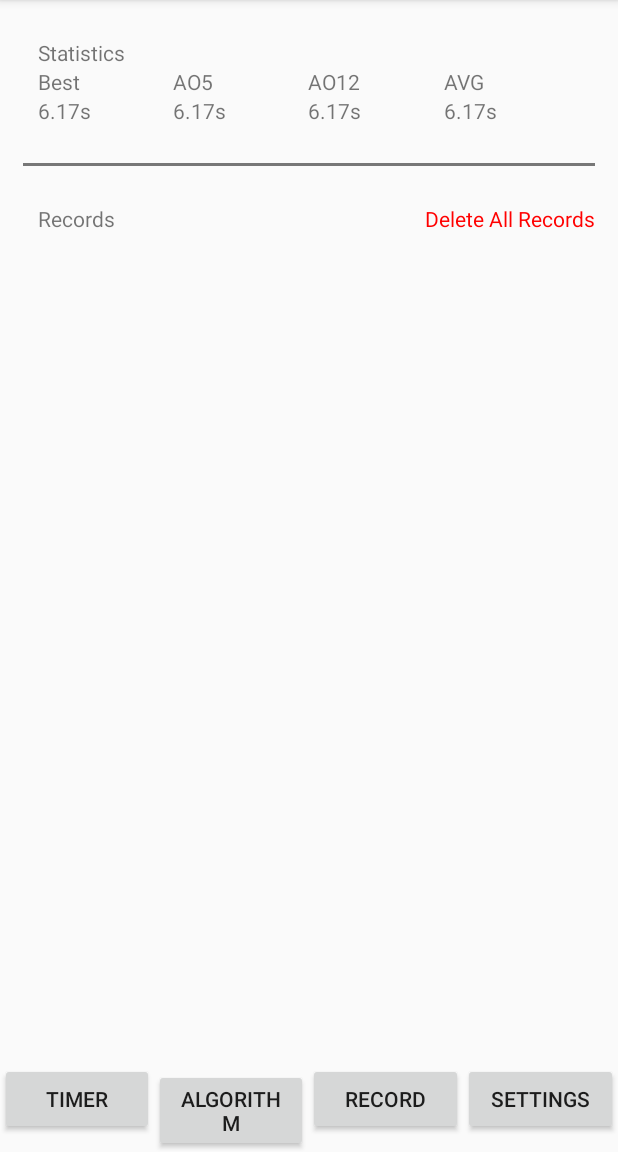
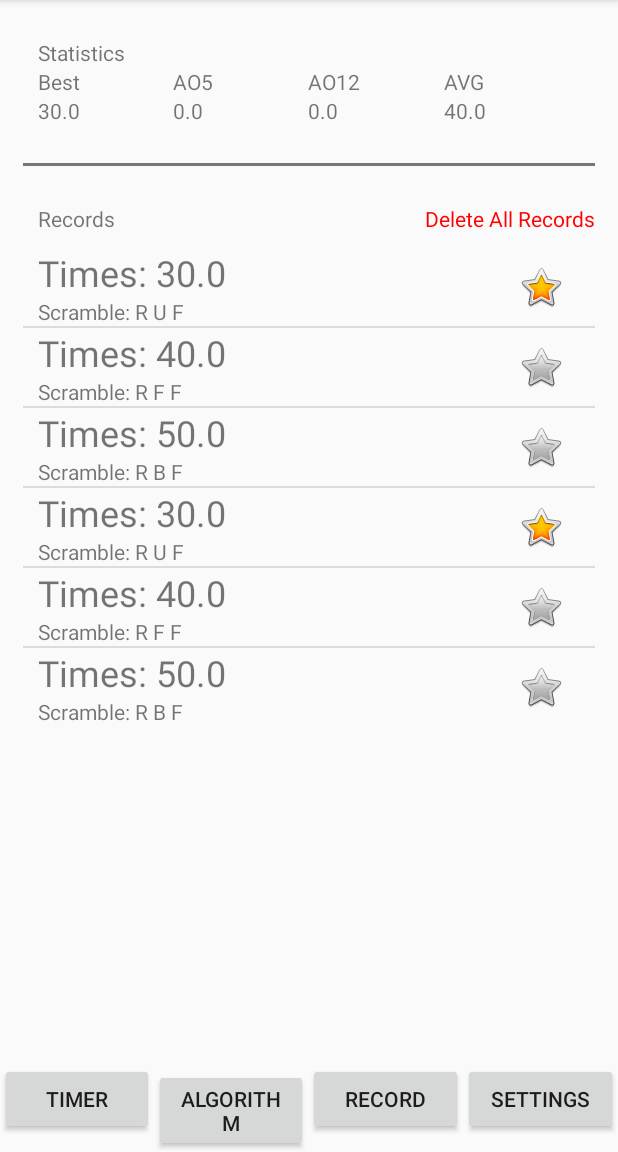
Before and after one commit to IT114118/ITP4210-RubiksCubeTimer-Client, an Android app: the RecordActivity screen opened directly, with no data from a screen before it, on a phone screen of 412 x 824 dp, the part 84-1236 px from its top. Run offline under Robolectric (Android 15) with nearby library versions, the phone set to English and light mode, and no system bars.

Commit message:
Added in RecordActivity.java - getPersonalBest - getAo5 (not working) - getAo12 (not working) - getAverage

```diff
--- a/app/src/main/java/com/example/project4210/RecordActivity.java
+++ b/app/src/main/java/com/example/project4210/RecordActivity.java
@@ -8,15 +8,21 @@ import android.os.Bundle;
 import android.view.View;
 import android.widget.ListView;
 import android.widget.TextView;
+import android.widget.Toast;
 
 import com.example.project4210.adapter.RecordAdapter;
 import com.example.project4210.handler.RecordHandler;
 import com.example.project4210.models.RecordModel;
 
+import java.util.List;
+
 public class RecordActivity extends AppCompatActivity {
 
     RecordHandler recordHandler;
+    List<RecordModel> records;
     ListView listView;
+
+    TextView tv_stats_best, tv_stats_ao5, tv_stats_ao12, tv_stats_average;
 
     @Override
     protected void onCreate(Bundle savedInstanceState) {
@@ -24,12 +30,29 @@ public class RecordActivity extends AppCompatActivity {
         setContentView(R.layout.activity_record);
 
         recordHandler = new RecordHandler(this);
-        //recordHandler.addRecord(new RecordModel(30.0f, "R U F", true));
-        //recordHandler.addRecord(new RecordModel(40.0f, "R F F", false));
-        //recordHandler.addRecord(new RecordModel(50.0f, "R B F", false));
+        records = recordHandler.getAllRecords();
+        recordHandler.addRecord(new RecordModel(30.0f, "R U F", true));
+        recordHandler.addRecord(new RecordModel(40.0f, "R F F", false));
+        recordHandler.addRecord(new RecordModel(50.0f, "R B F", false));
 
         listView = findViewById(R.id.listView_Records);
         listView.setAdapter(new RecordAdapter(this, recordHandler.getAllRecords()));
+
+        tv_stats_best = findViewById(R.id.tv_stats_best);
+        tv_stats_ao5 = findViewById(R.id.tv_stats_ao5);
+        tv_stats_ao12 = findViewById(R.id.tv_stats_ao12);
+        tv_stats_average = findViewById(R.id.tv_stats_average);
+
+        tv_stats_best.setText(String.valueOf(getPersonalBest()));
+        tv_stats_ao5.setText(String.valueOf(getAo5()));
+        tv_stats_ao12.setText(String.valueOf(getAo12()));
+        tv_stats_average.setText(String.valueOf(getAverage()));
+    }
+
+    @Override
+    protected void onStart() {
+        super.onStart();
+
     }
 
     public void textView_DeleteAllRecords_OnClick(View view) {
@@ -46,4 +69,72 @@ public class RecordActivity extends AppCompatActivity {
         alert.setNegativeButton("No", null);
         alert.create().show();
     }
+
+    public float getPersonalBest() {
+        if (records.size() == 0) return 0;
+        float personalBest = records.get(0).getTime();
+        for (int i = 1; i < records.size(); i++) {
+            if (records.get(i).getTime() < personalBest) {
+                personalBest = records.get(i).getTime();
+            }
+        }
+        return personalBest;
+    }
+
+    public float getAo5() {
+        if (records.size() <= 5) return 0;
+        List<RecordModel> tempRecord = records;
+        float[] best5 = new float[5];
+        for (float oneOf : best5) {
+            oneOf = tempRecord.get(0).getTime();
+        }
+
+        for (int i = 0; i < 5; i++) {
+            for (int j = 1; j < tempRecord.size(); j++) {
+                if (tempRecord.get(j).getTime() < best5[i]) {
+                    best5[i] = tempRecord.get(j).getTime();
+                    tempRecord.remove(j);
+                }
+            }
+        }
+        float total = 0;
+        for (float oneOf : best5) {
+            total += oneOf;
+        }
+        return total / 5;
+    }
+
+    public float getAo12() {
+        if (records.size() <= 12) {
+            Toast.makeText(RecordActivity.this, "a", Toast.LENGTH_SHORT).show();
+            return 0;
+        }
+        List<RecordModel> tempRecord = records;
+        float[] best12 = new float[12];
+        for (float oneOf : best12) {
+            oneOf = tempRecord.get(0).getTime();
+        }
+        for (int i = 0; i < 12; i++) {
+            for (int j = 1; j < tempRecord.size(); j++) {
+                if (tempRecord.get(j).getTime() < best12[i]) {
+                    best12[i] = tempRecord.get(j).getTime();
+                    tempRecord.remove(j);
+                }
+            }
+        }
+        float total = 0;
+        for (float oneOf : best12) {
+            total += oneOf;
+        }
+        return total / 12;
+    }
+
+    public float getAverage() {
+        if (records.size() == 0) return 0;
+        float total = 0;
+        for (int i = 0; i < records.size(); i++) {
+            total += records.get(i).getTime();
+        }
+        return total / records.size();
+    }
 }
```
